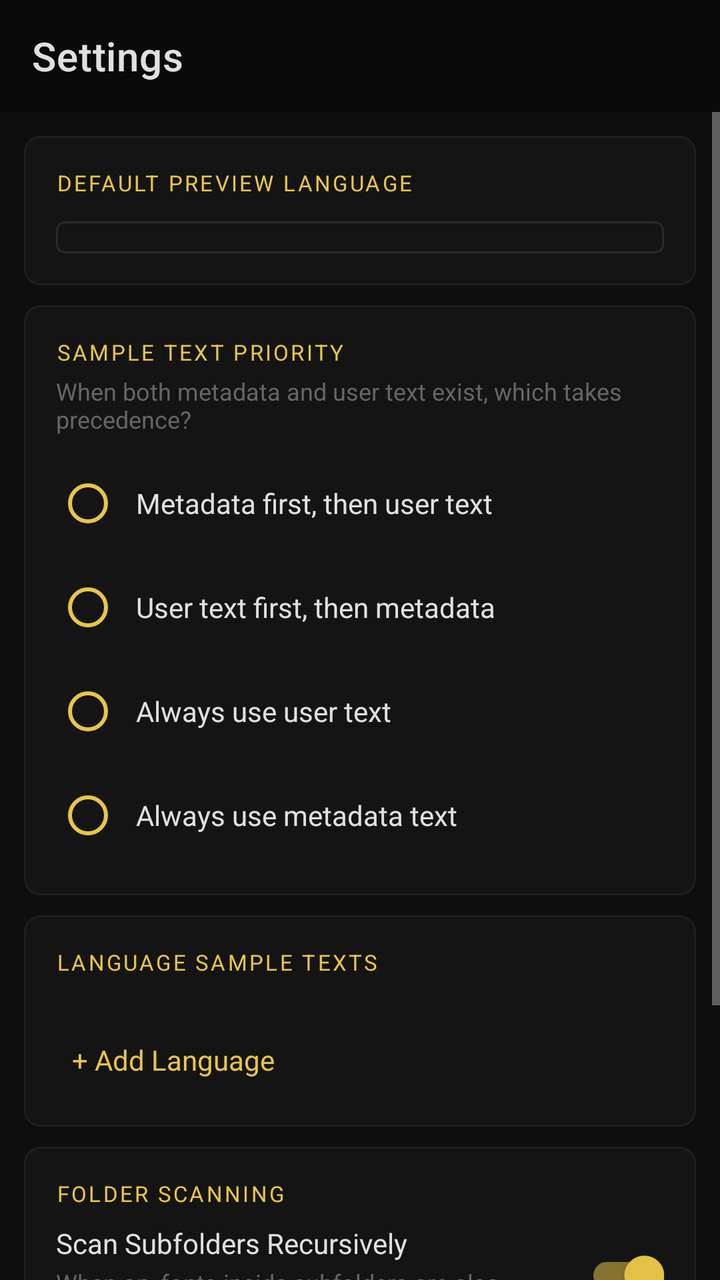
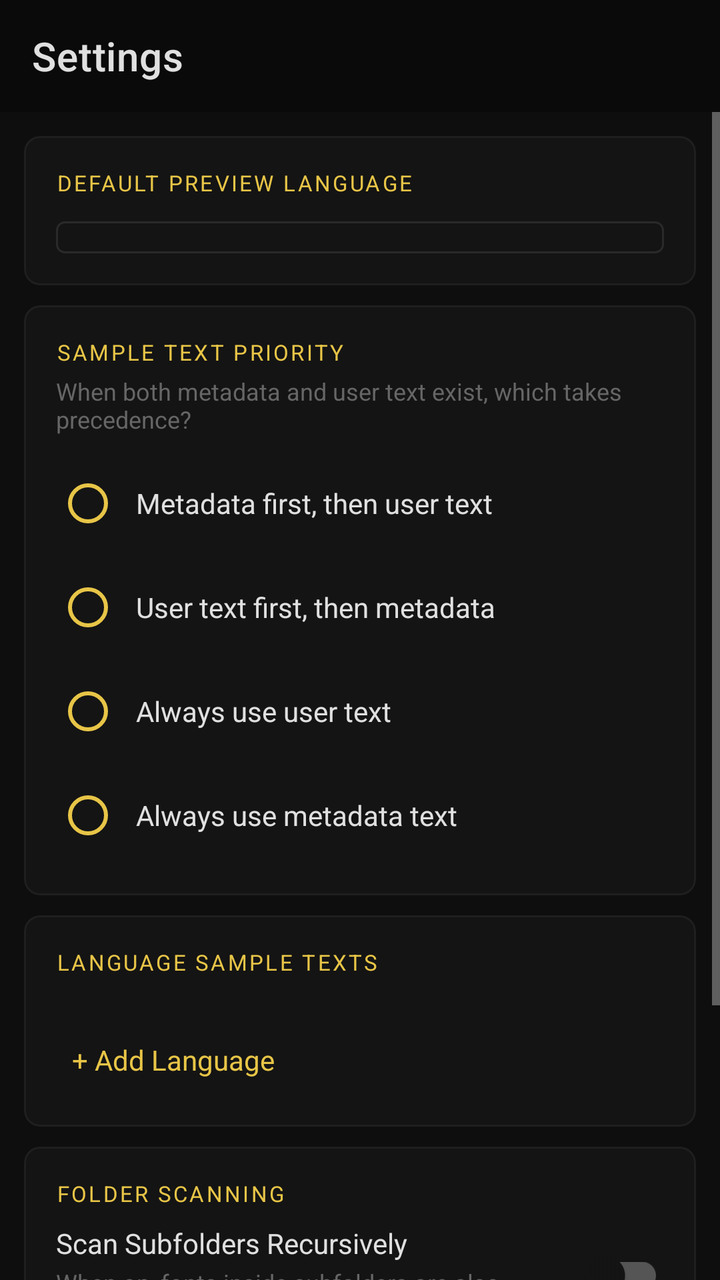

Compare the two renders of this Android layout. The source of the first and the diff that turns it into the second are given below.
<!-- AndroidManifest.xml: application theme Theme.FontLens -->
<!-- res/layout/fragment_settings.xml -->
<?xml version="1.0" encoding="utf-8"?>
<androidx.constraintlayout.widget.ConstraintLayout
    xmlns:android="http://schemas.android.com/apk/res/android"
    xmlns:app="http://schemas.android.com/apk/res-auto"
    android:layout_width="match_parent"
    android:layout_height="match_parent"
    android:background="@color/bg_primary">

    <androidx.appcompat.widget.Toolbar
        android:id="@+id/toolbar"
        android:layout_width="0dp"
        android:layout_height="?attr/actionBarSize"
        android:background="@color/bg_sidebar"
        app:layout_constraintEnd_toEndOf="parent"
        app:layout_constraintStart_toStartOf="parent"
        app:layout_constraintTop_toTopOf="parent"
        app:title="@string/settings"
        app:titleTextColor="@color/text_primary" />

    <ScrollView
        android:layout_width="0dp"
        android:layout_height="0dp"
        app:layout_constraintBottom_toBottomOf="parent"
        app:layout_constraintEnd_toEndOf="parent"
        app:layout_constraintStart_toStartOf="parent"
        app:layout_constraintTop_toBottomOf="@id/toolbar">

        <LinearLayout
            android:layout_width="match_parent"
            android:layout_height="wrap_content"
            android:orientation="vertical"
            android:paddingStart="12dp"
            android:paddingEnd="12dp"
            android:paddingTop="12dp"
            android:paddingBottom="24dp">

            
            <com.google.android.material.card.MaterialCardView
                android:layout_width="match_parent"
                android:layout_height="wrap_content"
                android:layout_marginBottom="10dp"
                app:cardBackgroundColor="@color/bg_surface"
                app:strokeColor="@color/divider"
                app:strokeWidth="1dp"
                app:cardCornerRadius="8dp"
                app:cardElevation="0dp">

                <LinearLayout
                    android:layout_width="match_parent"
                    android:layout_height="wrap_content"
                    android:orientation="vertical"
                    android:padding="16dp">

                    <TextView
                        android:layout_width="wrap_content"
                        android:layout_height="wrap_content"
                        android:text="@string/default_lang_title"
                        android:textColor="@color/accent"
                        android:textSize="11sp"
                        android:letterSpacing="0.1"
                        android:textAllCaps="true"
                        android:layout_marginBottom="12dp" />

                    <Spinner
                        android:id="@+id/spinner_lang"
                        android:layout_width="match_parent"
                        android:layout_height="wrap_content"
                        android:background="@drawable/bg_spinner"
                        android:paddingStart="10dp"
                        android:paddingEnd="10dp"
                        android:paddingTop="8dp"
                        android:paddingBottom="8dp" />

                </LinearLayout>
            </com.google.android.material.card.MaterialCardView>

            
            <com.google.android.material.card.MaterialCardView
                android:layout_width="match_parent"
                android:layout_height="wrap_content"
                android:layout_marginBottom="10dp"
                app:cardBackgroundColor="@color/bg_surface"
                app:strokeColor="@color/divider"
                app:strokeWidth="1dp"
                app:cardCornerRadius="8dp"
                app:cardElevation="0dp">

                <LinearLayout
                    android:layout_width="match_parent"
                    android:layout_height="wrap_content"
                    android:orientation="vertical"
                    android:padding="16dp">

                    <TextView
                        android:layout_width="wrap_content"
                        android:layout_height="wrap_content"
                        android:text="@string/sample_priority_title"
                        android:textColor="@color/accent"
                        android:textSize="11sp"
                        android:letterSpacing="0.1"
                        android:textAllCaps="true"
                        android:layout_marginBottom="4dp" />

                    <TextView
                        android:layout_width="wrap_content"
                        android:layout_height="wrap_content"
                        android:text="When both metadata and user text exist, which takes precedence?"
                        android:textColor="@color/text_muted"
                        android:textSize="12sp"
                        android:layout_marginBottom="10dp" />

                    <RadioGroup
                        android:id="@+id/rg_priority"
                        android:layout_width="match_parent"
                        android:layout_height="wrap_content">

                        <RadioButton android:id="@+id/rb_meta_first" android:layout_width="match_parent" android:layout_height="wrap_content" android:text="@string/priority_metadata_first" android:textColor="@color/text_primary" android:buttonTint="@color/accent" android:paddingStart="8dp" android:layout_marginBottom="4dp" />
                        <RadioButton android:id="@+id/rb_user_first" android:layout_width="match_parent" android:layout_height="wrap_content" android:text="@string/priority_user_first" android:textColor="@color/text_primary" android:buttonTint="@color/accent" android:paddingStart="8dp" android:layout_marginBottom="4dp" />
                        <RadioButton android:id="@+id/rb_always_user" android:layout_width="match_parent" android:layout_height="wrap_content" android:text="@string/priority_always_user" android:textColor="@color/text_primary" android:buttonTint="@color/accent" android:paddingStart="8dp" android:layout_marginBottom="4dp" />
                        <RadioButton android:id="@+id/rb_always_meta" android:layout_width="match_parent" android:layout_height="wrap_content" android:text="@string/priority_always_meta" android:textColor="@color/text_primary" android:buttonTint="@color/accent" android:paddingStart="8dp" />

                    </RadioGroup>

                </LinearLayout>
            </com.google.android.material.card.MaterialCardView>

            
            <com.google.android.material.card.MaterialCardView
                android:layout_width="match_parent"
                android:layout_height="wrap_content"
                android:layout_marginBottom="10dp"
                app:cardBackgroundColor="@color/bg_surface"
                app:strokeColor="@color/divider"
                app:strokeWidth="1dp"
                app:cardCornerRadius="8dp"
                app:cardElevation="0dp">

                <LinearLayout
                    android:layout_width="match_parent"
                    android:layout_height="wrap_content"
                    android:orientation="vertical"
                    android:padding="16dp">

                    <TextView
                        android:layout_width="wrap_content"
                        android:layout_height="wrap_content"
                        android:text="@string/lang_samples_title"
                        android:textColor="@color/accent"
                        android:textSize="11sp"
                        android:letterSpacing="0.1"
                        android:textAllCaps="true"
                        android:layout_marginBottom="12dp" />

                    
                    <LinearLayout
                        android:id="@+id/lang_list_container"
                        android:layout_width="match_parent"
                        android:layout_height="wrap_content"
                        android:orientation="vertical" />

                    
                    <TextView
                        android:id="@+id/btn_add_lang"
                        android:layout_width="wrap_content"
                        android:layout_height="wrap_content"
                        android:layout_marginTop="12dp"
                        android:text="+ Add Language"
                        android:textColor="@color/accent"
                        android:textSize="14sp"
                        android:padding="8dp"
                        android:clickable="true"
                        android:focusable="true"
                        android:background="?attr/selectableItemBackgroundBorderless" />

                </LinearLayout>
            </com.google.android.material.card.MaterialCardView>

            <com.google.android.material.card.MaterialCardView
                android:layout_width="match_parent"
                android:layout_height="wrap_content"
                android:layout_marginBottom="10dp"
                app:cardBackgroundColor="@color/bg_surface"
                app:strokeColor="@color/divider"
                app:strokeWidth="1dp"
                app:cardCornerRadius="8dp"
                app:cardElevation="0dp">
            
                <LinearLayout
                    android:layout_width="match_parent"
                    android:layout_height="wrap_content"
                    android:orientation="vertical"
                    android:padding="16dp">
            
                    <TextView
                        android:layout_width="wrap_content"
                        android:layout_height="wrap_content"
                        android:text="FOLDER SCANNING"
                        android:textColor="@color/accent"
                        android:textSize="11sp"
                        android:letterSpacing="0.1"
                        android:textAllCaps="true"
                        android:layout_marginBottom="8dp" />
            
                    <LinearLayout
                        android:layout_width="match_parent"
                        android:layout_height="wrap_content"
                        android:orientation="horizontal"
                        android:gravity="center_vertical">
            
                        <LinearLayout
                            android:layout_width="0dp"
                            android:layout_height="wrap_content"
                            android:layout_weight="1"
                            android:orientation="vertical">
            
                            <TextView
                                android:layout_width="wrap_content"
                                android:layout_height="wrap_content"
                                android:text="Scan Subfolders Recursively"
                                android:textColor="@color/text_primary"
                                android:textSize="14sp" />
            
                            <TextView
                                android:layout_width="wrap_content"
                                android:layout_height="wrap_content"
                                android:text="When on, fonts inside subfolders are also loaded"
                                android:textColor="@color/text_muted"
                                android:textSize="12sp"
                                android:layout_marginTop="2dp" />
            
                        </LinearLayout>
            
                        <com.google.android.material.switchmaterial.SwitchMaterial
                            android:id="@+id/switch_recursive"
                            android:layout_width="wrap_content"
                            android:layout_height="wrap_content"
                            android:checked="true"
                            android:thumbTint="@color/accent"
                            android:trackTint="@color/switch_track_color" />
            
                    </LinearLayout>
                </LinearLayout>
            </com.google.android.material.card.MaterialCardView>

            
            <com.google.android.material.card.MaterialCardView
                android:layout_width="match_parent"
                android:layout_height="wrap_content"
                app:cardBackgroundColor="@color/bg_surface"
                app:strokeColor="@color/divider"
                app:strokeWidth="1dp"
                app:cardCornerRadius="8dp"
                app:cardElevation="0dp">

                <LinearLayout
                    android:layout_width="match_parent"
                    android:layout_height="wrap_content"
                    android:orientation="vertical"
                    android:padding="16dp">

                    <TextView
                        android:layout_width="wrap_content"
                        android:layout_height="wrap_content"
                        android:text="@string/glyph_settings_title"
                        android:textColor="@color/accent"
                        android:textSize="11sp"
                        android:letterSpacing="0.1"
                        android:textAllCaps="true"
                        android:layout_marginBottom="8dp" />

                    <LinearLayout
                        android:layout_width="match_parent"
                        android:layout_height="wrap_content"
                        android:orientation="horizontal"
                        android:gravity="center_vertical">

                        <LinearLayout
                            android:layout_width="0dp"
                            android:layout_height="wrap_content"
                            android:layout_weight="1"
                            android:orientation="vertical">

                            <TextView
                                android:layout_width="wrap_content"
                                android:layout_height="wrap_content"
                                android:text="@string/pref_glyph_show_all"
                                android:textColor="@color/text_primary"
                                android:textSize="14sp" />

                            <TextView
                                android:layout_width="wrap_content"
                                android:layout_height="wrap_content"
                                android:text="@string/pref_glyph_show_all_summary"
                                android:textColor="@color/text_muted"
                                android:textSize="12sp"
                                android:layout_marginTop="2dp" />

                        </LinearLayout>

                        <com.google.android.material.switchmaterial.SwitchMaterial
                            android:id="@+id/switch_glyph_all"
                            android:layout_width="wrap_content"
                            android:layout_height="wrap_content"
                            android:thumbTint="@color/accent"
                            android:trackTint="@color/switch_track_color" />

                    </LinearLayout>
                </LinearLayout>
            </com.google.android.material.card.MaterialCardView>

        </LinearLayout>
    </ScrollView>

</androidx.constraintlayout.widget.ConstraintLayout>
<!-- resources referenced by this layout -->
<resources>
  <color name="accent">#E8C547</color>
  <color name="bg_primary">#0E0E0E</color>
  <color name="bg_sidebar">#0A0A0A</color>
  <color name="bg_surface">#141414</color>
  <color name="divider">#1F1F1F</color>
  <color name="text_muted">#666666</color>
  <color name="text_primary">#E0E0E0</color>
  <!-- drawable bg_spinner (drawable) -->
  <?xml version="1.0" encoding="utf-8"?>
  <shape xmlns:android="http://schemas.android.com/apk/res/android" android:shape="rectangle">
      <solid android:color="#141414"/>
      <stroke android:width="1dp" android:color="#2A2A2A"/>
      <corners android:radius="4dp"/>
  </shape>
  <string name="default_lang_title">Default Preview Language</string>
  <string name="glyph_settings_title">Glyph Keyboard</string>
  <string name="lang_samples_title">Language Sample Texts</string>
  <string name="pref_glyph_show_all">Show All Unicode Glyphs</string>
  <string name="pref_glyph_show_all_summary">When off, shows only glyphs supported by the font</string>
  <string name="priority_always_meta">Always use metadata text</string>
  <string name="priority_always_user">Always use user text</string>
  <string name="priority_metadata_first">Metadata first, then user text</string>
  <string name="priority_user_first">User text first, then metadata</string>
  <string name="sample_priority_title">Sample Text Priority</string>
  <string name="settings">Settings</string>
  <style name="Theme.FontLens" parent="Theme.MaterialComponents.DayNight.NoActionBar">
          <item name="colorPrimary">@color/accent</item>
          <item name="colorPrimaryVariant">@color/accent_dim</item>
          <item name="colorOnPrimary">@color/bg_primary</item>
          <item name="colorSecondary">@color/accent</item>
          <item name="colorSurface">@color/bg_surface</item>
          <item name="colorOnSurface">@color/text_primary</item>
          <item name="android:colorBackground">@color/bg_primary</item>
          <item name="android:windowBackground">@color/bg_primary</item>
          <item name="android:statusBarColor">@color/bg_sidebar</item>
          <item name="android:navigationBarColor">@color/bg_sidebar</item>
          <item name="android:textColorPrimary">@color/text_primary</item>
          <item name="android:textColorSecondary">@color/text_secondary</item>
          <item name="materialCardViewStyle">@style/CardStyle</item>
      </style>
  <color name="accent_dim">#1A1800</color>
  <color name="text_secondary">#AAAAAA</color>
  <style name="CardStyle" parent="Widget.MaterialComponents.CardView">
          <item name="cardBackgroundColor">@color/bg_surface</item>
          <item name="cardCornerRadius">8dp</item>
          <item name="cardElevation">0dp</item>
          <item name="strokeColor">@color/divider</item>
          <item name="strokeWidth">1dp</item>
      </style>
</resources>

<!-- the commit's change to res/layout/fragment_settings.xml (unified diff, before → after) -->
@@ -234,7 +234,7 @@
                             android:id="@+id/switch_recursive"
                             android:layout_width="wrap_content"
                             android:layout_height="wrap_content"
-                            android:checked="true"
+                            android:checked="false"
                             android:thumbTint="@color/accent"
                             android:trackTint="@color/switch_track_color" />
             
